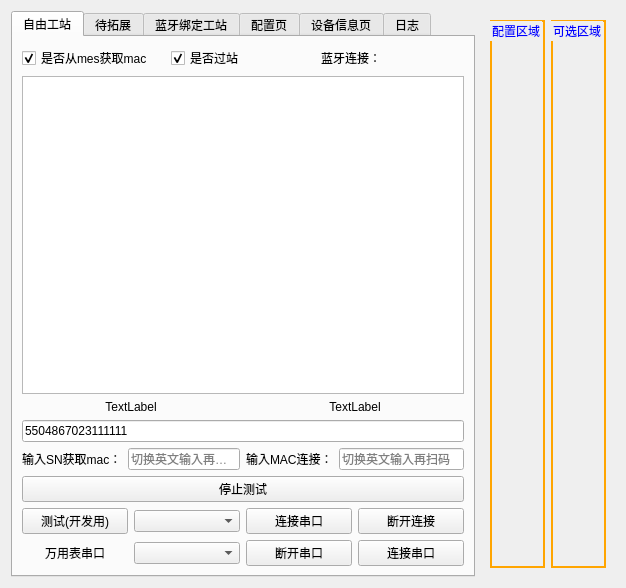
The window that work_station/freework/qfreework.ui (yuhuang163/test) describes before a commit, drawn with Qt 5.
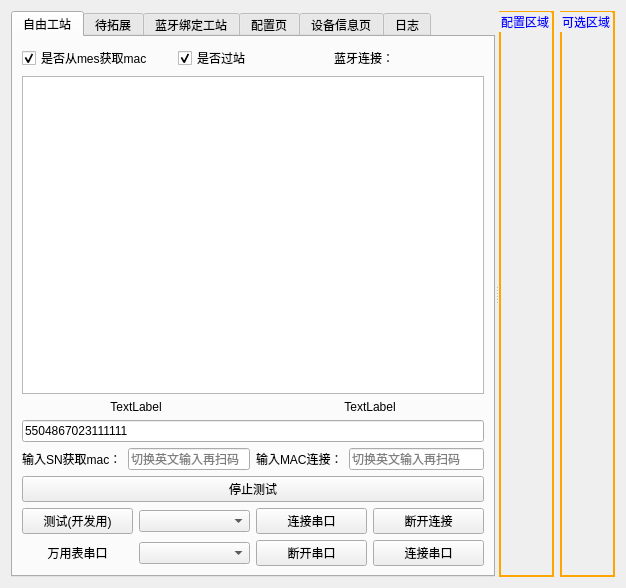
The same window after the commit.

Diff of the .ui file:
```diff
--- a/work_station/freework/qfreework.ui
+++ b/work_station/freework/qfreework.ui
@@ -15,6 +15,10 @@
   </property>
   <layout class="QGridLayout" name="gridLayout_7">
    <item row="0" column="0">
+    <widget class="QSplitter" name="splitter">
+     <property name="orientation">
+      <enum>Qt::Horizontal</enum>
+     </property>
     <widget class="QTabWidget" name="tabWidget">
      <property name="currentIndex">
       <number>0</number>
@@ -646,8 +650,6 @@
       </layout>
      </widget>
     </widget>
-   </item>
-   <item row="0" column="1">
     <widget class="QWidget" name="widget" native="true">
      <layout class="QHBoxLayout" name="horizontalLayout_18">
       <item>
@@ -704,6 +706,7 @@
        </widget>
       </item>
      </layout>
+     </widget>
     </widget>
    </item>
   </layout>
```
Lines whose indentation alone changed are shown as unchanged.
